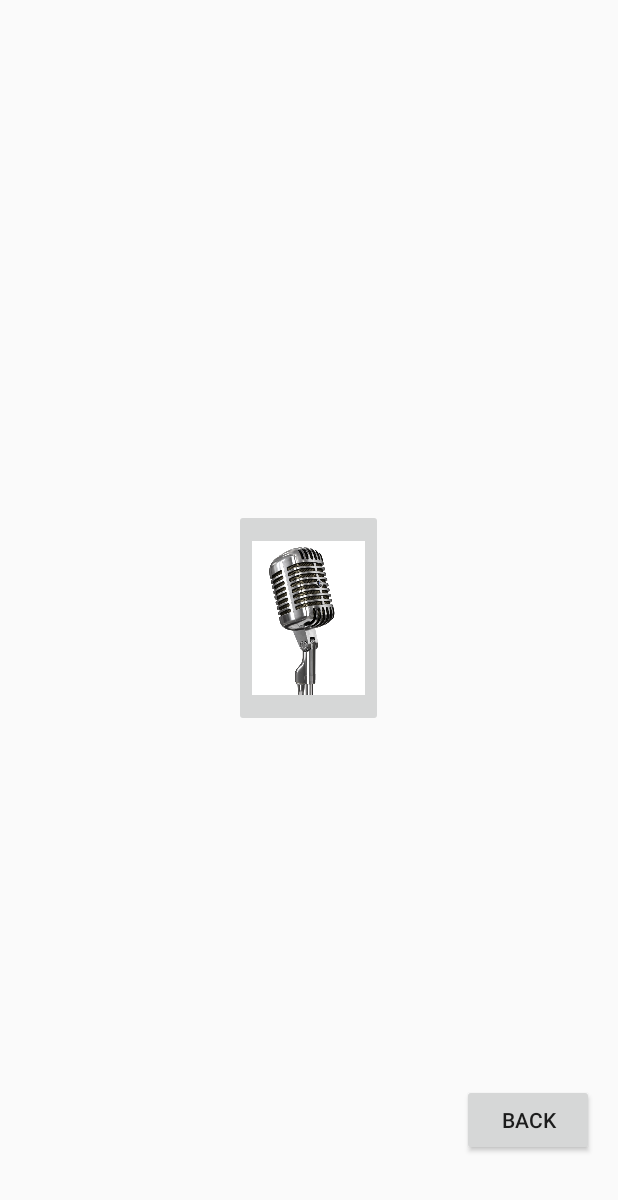
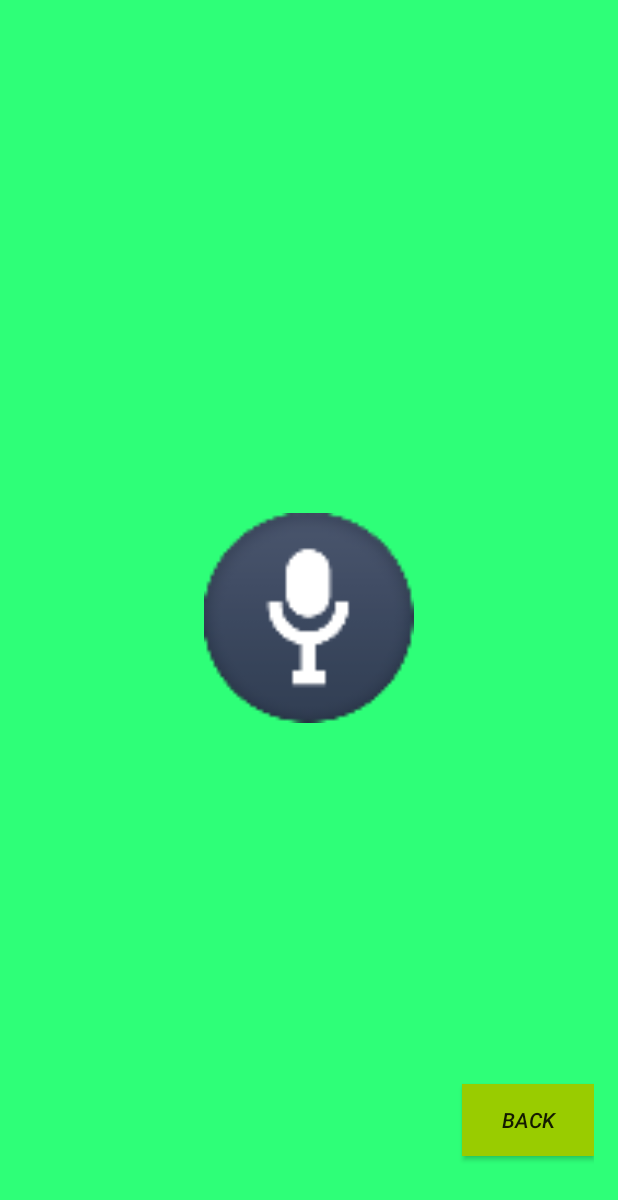
Before and after one commit to wizardkeven/Test_vocal, an Android app: the VoiceRecognition screen opened directly, with no data from a screen before it, on a phone screen of 412 x 824 dp. Shown: the top 1200 px of the screen. Run offline under Robolectric (Android 15) with nearby library versions, the phone set to English and light mode, and no system bars.

```diff
--- a/app/src/main/res/layout/activity_voice_recognition.xml
+++ b/app/src/main/res/layout/activity_voice_recognition.xml
@@ -1,33 +1,37 @@
 <RelativeLayout xmlns:android="http://schemas.android.com/apk/res/android"
-    xmlns:tools="http://schemas.android.com/tools" android:layout_width="match_parent"
-    android:layout_height="match_parent" android:paddingLeft="@dimen/activity_horizontal_margin"
+    xmlns:tools="http://schemas.android.com/tools"
+    android:layout_width="match_parent"
+    android:layout_height="match_parent"
+    android:background="#ff2eff78"
+    android:paddingLeft="@dimen/activity_horizontal_margin"
     android:paddingRight="@dimen/activity_horizontal_margin"
     android:paddingTop="@dimen/activity_vertical_margin"
     android:paddingBottom="@dimen/activity_vertical_margin" tools:context=".MainActivity">
 
 
     <ImageButton
-        android:layout_width="99dp"
-        android:layout_height="145dp"
+        android:layout_width="140dp"
+        android:layout_height="140dp"
         android:id="@+id/btn_speak"
         android:layout_gravity="center_horizontal"
-        android:src="@drawable/microphone"
-        android:maxHeight="10dp"
-        android:maxWidth="10dp"
+        android:src="@drawable/micicon"
         android:scaleType="fitCenter"
         android:layout_centerVertical="true"
-        android:layout_centerHorizontal="true" />
+        android:layout_centerHorizontal="true"
+        android:background="#ff2eff78" />
 
     <Button
         android:layout_width="wrap_content"
         android:layout_height="wrap_content"
-        android:text="Back"
+        android:text="@string/btn_backButtonText"
         android:id="@+id/btn_back"
         android:layout_gravity="right"
         android:layout_alignParentBottom="true"
         android:layout_alignParentRight="true"
         android:layout_alignParentEnd="true"
-        android:layout_marginBottom="37dp" />
+        android:layout_marginBottom="37dp"
+        android:background="@android:color/holo_green_light"
+        android:textStyle="italic" />
 
     <TextView
         android:layout_width="wrap_content"
--- /dev/null
+++ b/app/src/main/res/values/colors.xml
@@ -0,0 +1,6 @@
+<?xml version="1.0" encoding="utf-8"?>
+<resources>
+    <color name="white">#ffffff</color>
+    <color name="bg_gradient_start">#31244e</color>
+    <color name="bg_gradient_end">#6b394c</color>
+</resources>
--- a/app/src/main/res/values/strings.xml
+++ b/app/src/main/res/values/strings.xml
@@ -4,6 +4,17 @@
     <string name="app_name">Test_vocal</string>
     <string name="hello_world">Hello world!</string>
     <string name="action_settings">Settings</string>
-    <string name="title_activity_voice_recognition">VoiceRecognition</string>
+    <string name="btSpeak">Speak</string>
+    <string name="menu_settings">Settings</string>
+    <string name="title_activity_voice_recognition">Voice Recognition</string>
+    <string name="tvTextMatches">Text Matches</string>
+    <string name="tap_on_mic">Tappez sur le mic pour parler</string>
+    <string name="btn_backButtonText">Back</string>
+    <string name="InputNotif_EN">"You just said: "</string>
+    <string name="InputNotif_FR">"Vous avez dit: "%1$s</string>
+    <string name="LaunchAppKeyword_FR">ouvrir</string>
+    <string name="LaunchAppKeyword_EN">open</string>
+    <!--<string name="NoWifiNotif">"Wifi désactif "</string>-->
+
 
 </resources>
```
Also changed, not shown: app/src/main/AndroidManifest.xml (+14 -1 lines), app/src/main/java/com/example/wizar_000/test_vocal/VoiceRecognition.java (+165 -13 lines), app/src/main/res/drawable-xxhdpi/micicon.png (added).
